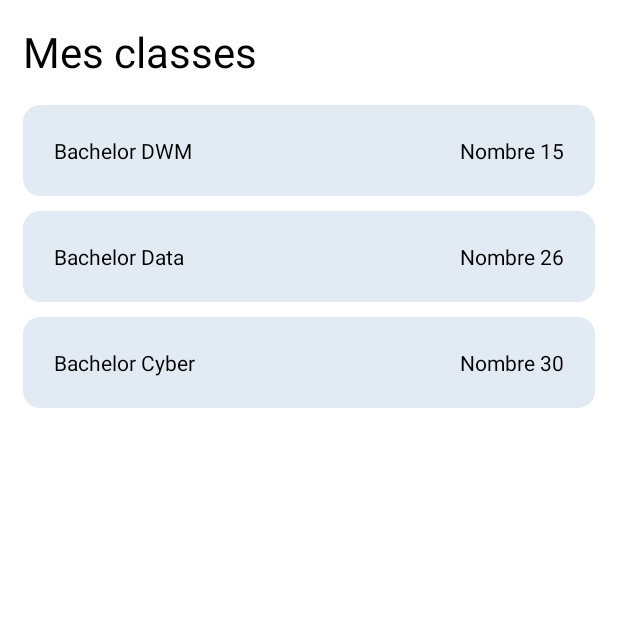
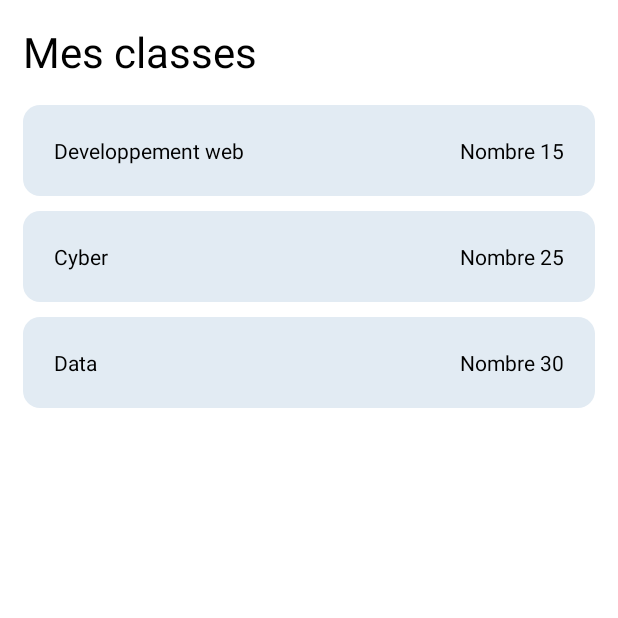
Before and after one commit to Rom2-ls/MyClass, an Android app: the ListClassActivity screen opened directly, with no data from a screen before it, on a phone screen of 412 x 824 dp, the top half of it. Run offline under Robolectric (Android 15) with nearby library versions, the phone set to English and light mode, and no system bars.

Commit message:
Ajout du recycler view pour les classes

```diff
--- a/app/src/main/java/com/example/myclass/ListClassActivity.kt
+++ b/app/src/main/java/com/example/myclass/ListClassActivity.kt
@@ -2,10 +2,43 @@ package com.example.myclass
 
 import androidx.appcompat.app.AppCompatActivity
 import android.os.Bundle
+import androidx.recyclerview.widget.LinearLayoutManager
+import androidx.recyclerview.widget.RecyclerView
 
 class ListClassActivity : AppCompatActivity() {
+    private val itemsList = ArrayList<Classe>()
+    private lateinit var listClassRecycler: ListClassRecycler
+
     override fun onCreate(savedInstanceState: Bundle?) {
         super.onCreate(savedInstanceState)
         setContentView(R.layout.activity_list_class)
+
+        val recyclerView: RecyclerView = findViewById(R.id.recyclerViewClass)
+        listClassRecycler = ListClassRecycler(itemsList)
+        val layoutManager = LinearLayoutManager(applicationContext)
+        recyclerView.layoutManager = layoutManager
+        recyclerView.adapter = listClassRecycler
+        prepareItems()
+    }
+
+    private fun prepareItems() {
+        val item = object : Classe {
+            override val title: String = "Developpement web"
+            override val number: String = "Nombre 15"
+        }
+
+        val item2 = object : Classe {
+            override val title: String = "Cyber"
+            override val number: String = "Nombre 25"
+        }
+
+        val item3 = object : Classe {
+            override val title: String = "Data"
+            override val number: String = "Nombre 30"
+        }
+        itemsList.add(item)
+        itemsList.add(item2)
+        itemsList.add(item3)
+        listClassRecycler.notifyDataSetChanged()
     }
 }
--- /dev/null
+++ b/app/src/main/java/com/example/myclass/ListClassRecycler.kt
@@ -0,0 +1,39 @@
+package com.example.myclass
+
+
+import android.view.LayoutInflater
+import android.view.View
+import android.view.ViewGroup
+import android.widget.TextView
+import androidx.annotation.NonNull
+import androidx.recyclerview.widget.RecyclerView
+import java.util.Objects
+
+interface Classe {
+    val title: String
+    val number: String
+}
+
+internal class ListClassRecycler(private var itemsList: List<Classe>) :
+    RecyclerView.Adapter<ListClassRecycler.MyViewHolder>() {
+    internal inner class MyViewHolder(view: View) : RecyclerView.ViewHolder(view) {
+
+        var classTitle: TextView = view.findViewById(R.id.classTitle)
+        var classNumber: TextView = view.findViewById(R.id.classNumber)
+    }
+
+    override fun onCreateViewHolder(parent: ViewGroup, viewType: Int): MyViewHolder {
+        val itemView = LayoutInflater.from(parent.context)
+            .inflate(R.layout.item_class, parent, false)
+
+        return MyViewHolder(itemView)
+    }
+    override fun onBindViewHolder(holder: MyViewHolder, position: Int) {
+        val item = itemsList[position]
+        holder.classTitle.text = item.title
+        holder.classNumber.text = item.number
+    }
+    override fun getItemCount(): Int {
+        return itemsList.size
+    }
+}
--- a/app/src/main/java/com/example/myclass/MainActivity.kt
+++ b/app/src/main/java/com/example/myclass/MainActivity.kt
@@ -3,13 +3,19 @@ package com.example.myclass
 import android.content.Intent
 import androidx.appcompat.app.AppCompatActivity
 import android.os.Bundle
+import androidx.recyclerview.widget.LinearLayoutManager
+import androidx.recyclerview.widget.RecyclerView
+import java.util.Objects
+
 
 class MainActivity : AppCompatActivity() {
+
     override fun onCreate(savedInstanceState: Bundle?) {
         super.onCreate(savedInstanceState)
         setContentView(R.layout.activity_main)
 
-        val intent = Intent(this, DetailCoursActivity::class.java)
+        val intent = Intent(this, ListMatiereActivity::class.java)
         startActivity(intent)
+
     }
 }
--- a/app/src/main/res/layout/activity_list_class.xml
+++ b/app/src/main/res/layout/activity_list_class.xml
@@ -23,6 +23,7 @@
         xmlns:tools="http://schemas.android.com/tools"
         android:layout_width="match_parent"
         android:layout_height="match_parent"
+        xmlns:app="http://schemas.android.com/apk/res-auto"
         android:layout_marginTop="60dp"
         android:layout_marginHorizontal="15dp"
         android:gravity="left|top"
@@ -31,103 +32,10 @@
         app:layout_constraintEnd_toEndOf="parent"
         app:layout_constraintStart_toStartOf="parent"
         app:layout_constraintTop_toTopOf="parent"
-
         >
-            <LinearLayout xmlns:android="http://schemas.android.com/apk/res/android"
-                xmlns:tools="http://schemas.android.com/tools"
-                android:layout_width="match_parent"
-                android:layout_height="wrap_content"
-                android:layout_marginTop="10dp"
-                android:padding="15dp"
-                android:gravity="left|top"
-                android:orientation="horizontal"
-                android:background="@drawable/class_card"
-                app:layout_constraintBottom_toBottomOf="parent"
-                app:layout_constraintEnd_toEndOf="parent"
-                app:layout_constraintStart_toStartOf="parent"
-                app:layout_constraintTop_toTopOf="parent"
-
-                >
-                <TextView
-                    android:layout_width="wrap_content"
-                    android:layout_height="wrap_content"
-                    android:text="Bachelor DWM"
-                    android:layout_margin="5dp"
-                    android:textColor="@color/black" />
-                <View
-                    android:layout_width="0dp"
-                    android:layout_height="0dp"
-                    android:layout_weight="1" />
-                <TextView
-                    android:layout_width="wrap_content"
-                    android:layout_height="wrap_content"
-                    android:text="Nombre 15"
-                    android:layout_margin="5dp"
-                    android:textColor="@color/black" />
-            </LinearLayout>
-        <LinearLayout xmlns:android="http://schemas.android.com/apk/res/android"
-            xmlns:tools="http://schemas.android.com/tools"
-            android:layout_width="match_parent"
-            android:layout_height="wrap_content"
-            android:layout_marginTop="10dp"
-            android:padding="15dp"
-            android:gravity="left|top"
-            android:orientation="horizontal"
-            android:background="@drawable/class_card"
-            app:layout_constraintBottom_toBottomOf="parent"
-            app:layout_constraintEnd_toEndOf="parent"
-            app:layout_constraintStart_toStartOf="parent"
-            app:layout_constraintTop_toTopOf="parent"
-
-            >
-            <TextView
-                android:layout_width="wrap_content"
-                android:layout_height="wrap_content"
-                android:text="Bachelor Data"
-                android:layout_margin="5dp"
-                android:textColor="@color/black" />
-            <View
-                android:layout_width="0dp"
-                android:layout_height="0dp"
-                android:layout_weight="1" />
-            <TextView
-                android:layout_width="wrap_content"
-                android:layout_height="wrap_content"
-                android:text="Nombre 26"
-                android:layout_margin="5dp"
-                android:textColor="@color/black" />
-        </LinearLayout>
-        <LinearLayout xmlns:android="http://schemas.android.com/apk/res/android"
-            xmlns:tools="http://schemas.android.com/tools"
-            android:layout_width="match_parent"
-            android:layout_height="wrap_content"
-            android:layout_marginTop="10dp"
-            android:padding="15dp"
-            android:gravity="left|top"
-            android:orientation="horizontal"
-            android:background="@drawable/class_card"
-            app:layout_constraintBottom_toBottomOf="parent"
-            app:layout_constraintEnd_toEndOf="parent"
-            app:layout_constraintStart_toStartOf="parent"
-            app:layout_constraintTop_toTopOf="parent"
-
-            >
-            <TextView
-                android:layout_width="wrap_content"
-                android:layout_height="wrap_content"
-                android:text="Bachelor Cyber"
-                android:layout_margin="5dp"
-                android:textColor="@color/black" />
-            <View
-                android:layout_width="0dp"
-                android:layout_height="0dp"
-                android:layout_weight="1" />
-            <TextView
-                android:layout_width="wrap_content"
-                android:layout_height="wrap_content"
-                android:text="Nombre 30"
-                android:layout_margin="5dp"
-                android:textColor="@color/black" />
-        </LinearLayout>
+        <androidx.recyclerview.widget.RecyclerView
+        android:id="@+id/recyclerViewClass"
+        android:layout_width="match_parent"
+        android:layout_height="match_parent" />
     </LinearLayout>
 </androidx.constraintlayout.widget.ConstraintLayout>
--- /dev/null
+++ b/app/src/main/res/layout/item_class.xml
@@ -0,0 +1,37 @@
+<?xml version="1.0" encoding="utf-8"?>
+
+<LinearLayout xmlns:android="http://schemas.android.com/apk/res/android"
+    xmlns:tools="http://schemas.android.com/tools"
+    android:layout_width="match_parent"
+    android:layout_height="wrap_content"
+    xmlns:app="http://schemas.android.com/apk/res-auto"
+    android:layout_marginTop="10dp"
+    android:padding="15dp"
+    android:gravity="left|top"
+    android:orientation="horizontal"
+    android:background="@drawable/class_card"
+    app:layout_constraintBottom_toBottomOf="parent"
+    app:layout_constraintEnd_toEndOf="parent"
+    app:layout_constraintStart_toStartOf="parent"
+    app:layout_constraintTop_toTopOf="parent"
+
+    >
+    <TextView
+        android:id="@+id/classTitle"
+        android:layout_width="wrap_content"
+        android:layout_height="wrap_content"
+        android:text=""
+        android:layout_margin="5dp"
+        android:textColor="@color/black" />
+    <View
+        android:layout_width="0dp"
+        android:layout_height="0dp"
+        android:layout_weight="1" />
+    <TextView
+        android:id="@+id/classNumber"
+        android:layout_width="wrap_content"
+        android:layout_height="wrap_content"
+        android:layout_margin="5dp"
+        android:text=""
+        android:textColor="@color/black" />
+</LinearLayout>
```
